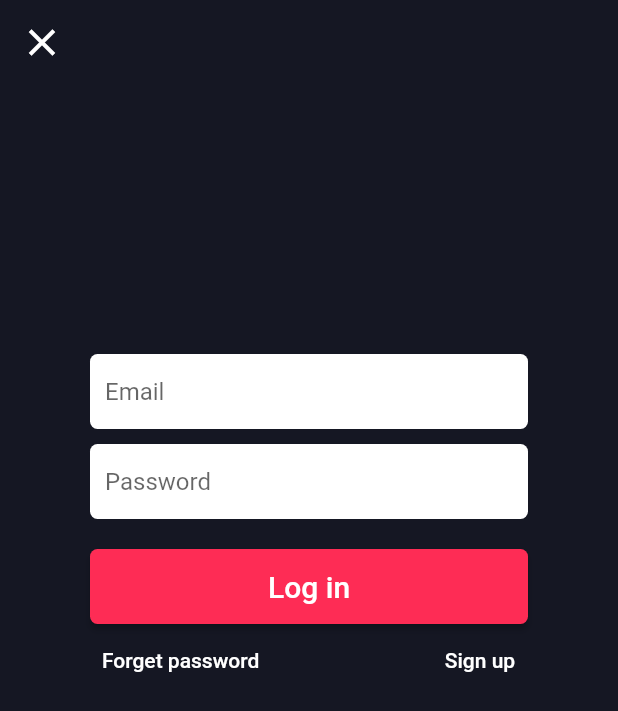
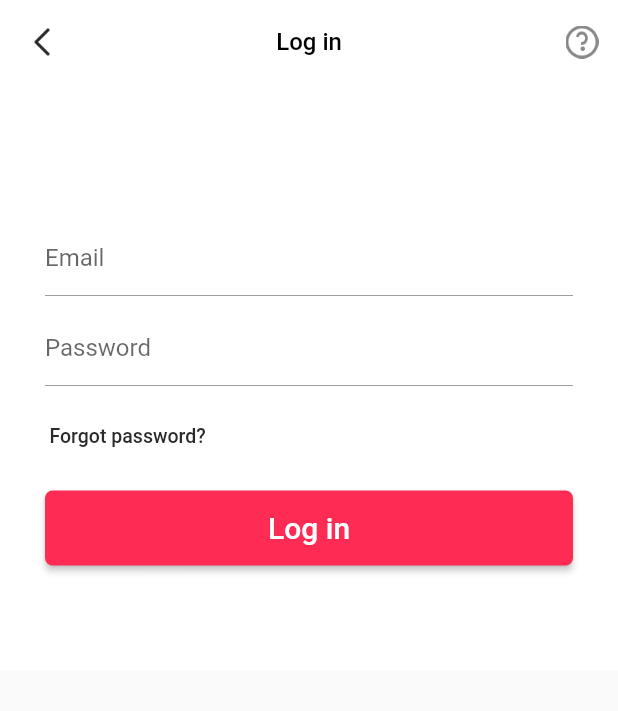
Before and after one commit to zhangqi444/toktik, a Flutter app: the LoginPage screen opened by its route, on a phone screen of 412 x 824 dp. Shown: the top 711 px of the screen. Run offline on Flutter 3.47's test engine with Material 2 defaults, Android fonts, the phone set to English and light mode, and no system bars; our stand-ins replace cached_network_image, camera, dio, flutter_easyloading, get, image_picker and 6 more; missing offline and left inert: amplify_analytics_pinpoint, amplify_api, amplify_auth_cognito, amplify_datastore, amplify_datastore_plugin_interface, amplify_flutter and 1 more; accounts and stored records are empty.

Commit message:
添加登陆页面

```diff
--- a/lib/page/login_page.dart
+++ b/lib/page/login_page.dart
@@ -15,9 +15,8 @@ class LoginPage extends StatefulWidget {
 }
 
 class _LoginPageState extends State<LoginPage> {
-
-  TextField accountField,pwdField;
-  String account,pwd;
+  TextField accountField, pwdField;
+  String account, pwd;
   UserController loginController = Get.put(UserController());
 
   @override
@@ -32,42 +31,49 @@ class _LoginPageState extends State<LoginPage> {
 
   @override
   Widget build(BuildContext context) {
-
     accountField = TextField(
-      cursorColor:ColorRes.color_1,
+      cursorColor: ColorRes.color_1,
       cursorWidth: 2,
-      decoration: InputDecoration(
-        border: InputBorder.none,
-        hintText: 'Email'
-      ),
-      onChanged: (text){
+      decoration: InputDecoration(border: InputBorder.none, hintText: 'Email'),
+      onChanged: (text) {
         account = text;
       },
     );
 
     pwdField = TextField(
-      cursorColor:ColorRes.color_1,
+      cursorColor: ColorRes.color_1,
       cursorWidth: 2,
       obscureText: true,
-      decoration: InputDecoration(
-          border: InputBorder.none,
-          hintText: 'Password'
-      ),
-      onChanged: (text){
+      decoration:
+          InputDecoration(border: InputBorder.none, hintText: 'Password'),
+      onChanged: (text) {
         pwd = text;
       },
     );
 
     return Scaffold(
-      backgroundColor: ColorRes.color_1,
+      // backgroundColor: ColorRes.color_1,
       appBar: AppBar(
-        backgroundColor: ColorRes.color_1,
+        // backgroundColor: ColorRes.color_1,
+        backgroundColor: Colors.white,
+        brightness: Brightness.light,
+        title:
+            Text("Log in", style: TextStyle(color: Colors.black, fontSize: 16)),
         elevation: 0,
+        centerTitle: true,
+        actions: <Widget>[
+          new IconButton(
+            icon: Image.asset('assets/images/login/question.png',
+                color: Color(0xff888888), width: 22, height: 22),
+            onPressed: () {},
+          )
+        ],
         leading: TextButton(
-          onPressed: (){
+          onPressed: () {
             Get.back();
           },
-          child: Icon(Icons.close,color: Colors.white,size: 30,),
+          child: Image.asset('assets/images/login/nav-arrow-left.png',
+            color: Color(0xff2A2A2A), width: 24, height: 24),
         ),
       ),
       body: _layoutLogin(context),
@@ -76,17 +82,27 @@ class _LoginPageState extends State<LoginPage> {
 
   _layoutLogin(BuildContext context) {
     return Container(
-      child:  Container(
+      decoration: BoxDecoration(
+        color: Colors.white,
+      ),
+      child: Container(
         height: 300,
-          margin: EdgeInsets.only(top: 180),
+        margin: EdgeInsets.only(top: 91),
         child: Column(
           children: [
             _getAccountTextField(),
-                SizedBox(height: 10,),
+            SizedBox(
+              height: 10,
+            ),
             _getPwdTextField(),
-                SizedBox(height: 20,),
+            SizedBox(
+              height: 10,
+            ),
+            _getBottomLayout(context),
+            SizedBox(
+              height: 20,
+            ),
             _getLogin(context),
-                _getBottomLayout(context),
           ],
         ),
       ),
@@ -96,13 +112,12 @@ class _LoginPageState extends State<LoginPage> {
   _getAccountTextField() {
     return Container(
       height: 50,
-      margin: EdgeInsets.only(left: 60,right: 60),
+      margin: EdgeInsets.only(left: 30, right: 30),
       alignment: Alignment.center,
-      padding: EdgeInsets.only(left: 10,right: 10),
       decoration: BoxDecoration(
           color: Colors.white,
-        borderRadius: BorderRadius.circular(5)
-      ),
+          border:
+              Border(bottom: BorderSide(width: 0.3, color: Color(0xff2A2A2A)))),
       child: accountField,
     );
   }
@@ -110,35 +125,38 @@ class _LoginPageState extends State<LoginPage> {
   _getPwdTextField() {
     return Container(
       height: 50,
-      margin: EdgeInsets.only(left: 60,right: 60),
+      margin: EdgeInsets.only(left: 30, right: 30),
       alignment: Alignment.center,
-      padding: EdgeInsets.only(left: 10,right: 10),
       decoration: BoxDecoration(
           color: Colors.white,
-          borderRadius: BorderRadius.circular(5)
-      ),
+          border:
+              Border(bottom: BorderSide(width: 0.3, color: Color(0xff2A2A2A)))),
       child: pwdField,
     );
   }
 
   _getLogin(BuildContext context) {
-    return  Container(
-      margin: EdgeInsets.only(left: 60,right: 60),
+    return Container(
+      margin: EdgeInsets.only(left: 30, right: 30),
       height: 50,
       width: MediaQuery.of(context).size.width,
       child: RaisedButton(
-        onPressed: (){
-          if(null != account && account.length > 0 && null != pwd && pwd.length > 0){
+        onPressed: () {
+          if (null != account &&
+              account.length > 0 &&
+              null != pwd &&
+              pwd.length > 0) {
             loginController.login(account, pwd);
-          }else{
+          } else {
             EasyLoading.showToast('Check your info and try again.');
           }
         },
-        child: Text('Log in',style: TextStyle(color: Colors.white,fontSize: 20),),
+        child: Text(
+          'Log in',
+          style: TextStyle(color: Colors.white, fontSize: 20),
+        ),
         color: ColorRes.color_3,
-        shape: RoundedRectangleBorder(
-            borderRadius:BorderRadius.circular(5)
-        ),
+        shape: RoundedRectangleBorder(borderRadius: BorderRadius.circular(5)),
       ),
     );
   }
@@ -146,26 +164,33 @@ class _LoginPageState extends State<LoginPage> {
   _getBottomLayout(BuildContext context) {
     return Container(
       width: MediaQuery.of(context).size.width,
-      margin: EdgeInsets.only(left: 60,right: 60),
+      margin: EdgeInsets.only(left: 25, right: 30),
       height: 40,
       child: Stack(
         children: [
           Positioned(
               left: 0,
               child: TextButton(
-                onPressed: (){
+                onPressed: () {
                   EasyLoading.showToast('功能待开发');
                 },
-                child: Text('Forget password',style: TextStyle(color: Colors.white),),
+                child: Text(
+                  'Forgot password?',
+                  style: TextStyle(color: Color(0xff2A2A2A), fontSize: 13),
+                ),
               )),
-          Positioned(
-              right: 0,
-              child: TextButton(
-                onPressed: (){
-                  Get.toNamed(Routers.register);
-                },
-                child: Text('Sign up',style: TextStyle(color: Colors.white),),
-              )),
+          // TODO: 暂时移除注册功能
+          // Positioned(
+          //     right: 0,
+          //     child: TextButton(
+          //       onPressed: () {
+          //         Get.toNamed(Routers.register);
+          //       },
+          //       child: Text(
+          //         'Sign up',
+          //         style: TextStyle(color: Colors.black),
+          //       ),
+          //     )),
         ],
       ),
     );
--- a/lib/page/main_page.dart
+++ b/lib/page/main_page.dart
@@ -13,6 +13,7 @@ import 'package:toktik/res/colors.dart';
 import 'package:get/get.dart';
 import 'home_page.dart';
 import 'splash_page.dart';
+import 'package:toktik/page/login_page.dart';
 
 class MainPage extends StatelessWidget {
   final MainPageScrollController _mainPageController = Get.find();
@@ -40,7 +41,8 @@ class MainPage extends StatelessWidget {
       body: IndexedStack(
         index: _mainPageController.indexBottomBarMainPage.value,
         children: [
-          HomePage(pageController: _scrollPageController),
+          // HomePage(pageController: _scrollPageController),
+          LoginPage(),
           SearchPage(),
           MessagePage(),
           UserPage(
--- a/pubspec.yaml
+++ b/pubspec.yaml
@@ -62,6 +62,8 @@ flutter:
     - assets/images/
     - assets/images/splash/breeze_logo.png
     - assets/images/splash/breeze_text.png
+    - assets/images/login/question.png
+    - assets/images/login/nav-arrow-left.png
   fonts:
     - family:  TikTokIcons
       fonts:
```
Also changed, not shown: assets/images/login/2x/nav-arrow-left.png (added), assets/images/login/2x/question.png (added), assets/images/login/3x/nav-arrow-left.png (added), assets/images/login/3x/question.png (added), assets/images/login/nav-arrow-left.png (added), assets/images/login/question.png (added), pubspec.lock. Lines whose indentation alone changed are shown as unchanged.
